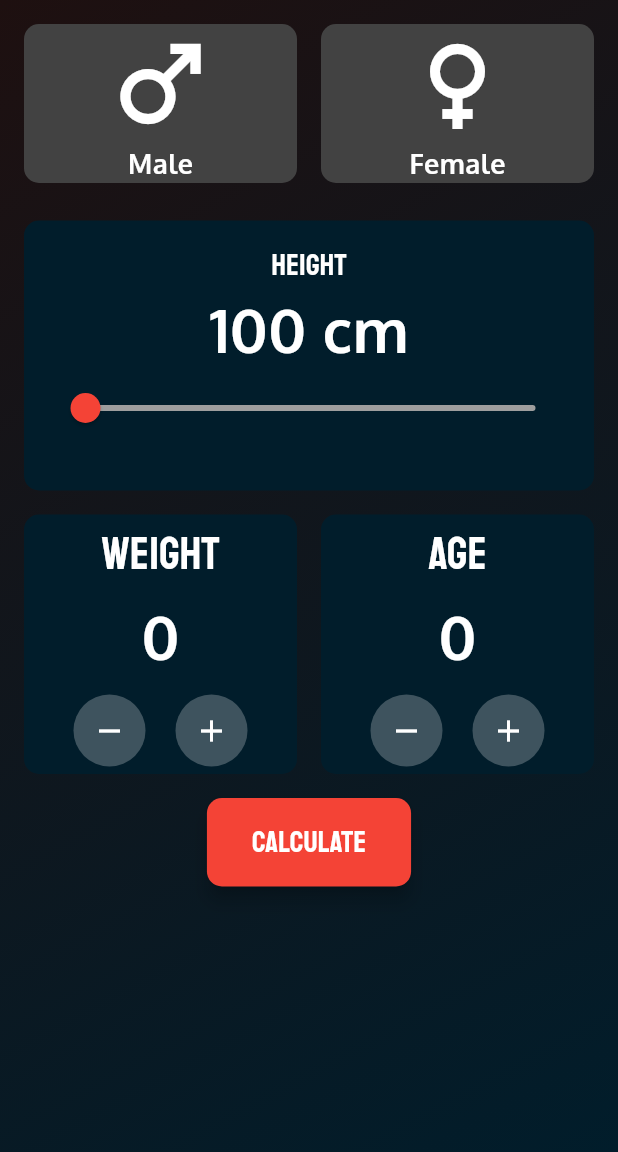
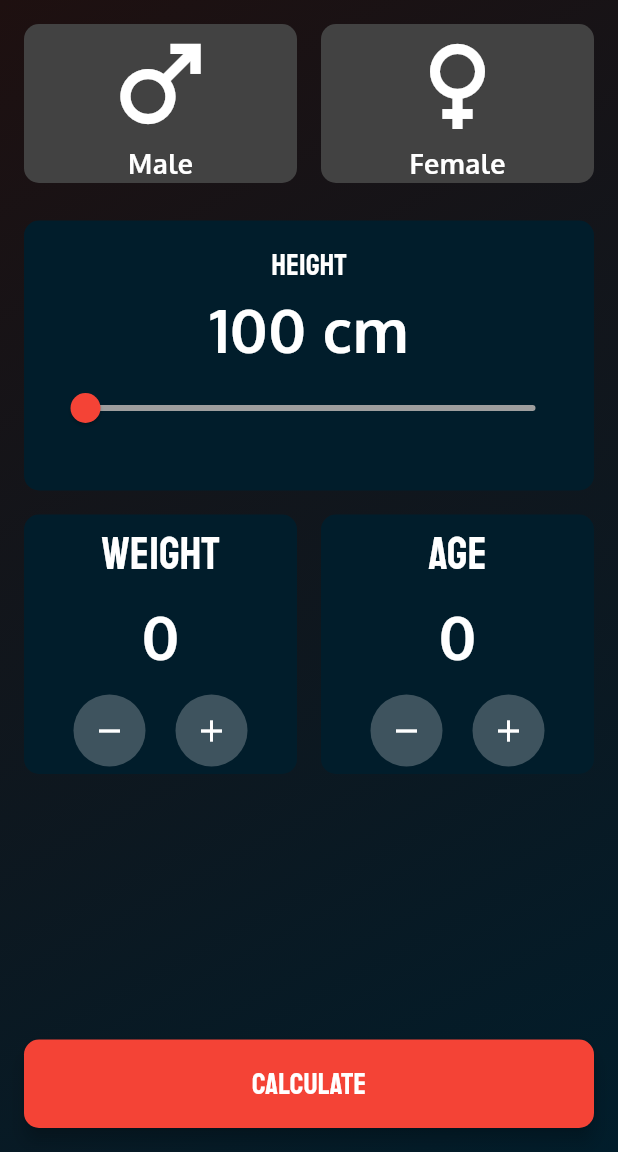
Before and after one commit to aryadimas99/proyek_dicodingbmi, a Flutter app: the screen it shows after launch, on a phone screen of 412 x 824 dp, the part 84-1236 px from its top. Run offline on Flutter 3.47's test engine with Material 3 defaults, Android fonts, the phone set to English and light mode, and no system bars.

Commit message:
update: fix BMI app icons and layout

```diff
--- a/lib/start_screen.dart
+++ b/lib/start_screen.dart
@@ -66,9 +66,13 @@ class _StartScreenState extends State<StartScreen> {
       body: GradientContainer(
         const Color.fromARGB(255, 30, 16, 16),
         primaryColor,
+        child: SafeArea(
           child: Padding(
             padding: const EdgeInsets.all(16.0),
-          child: Expanded(
+            child: Column(
+              children: [
+                // 👇 Bagian yang bisa discroll
+                Expanded(
                   child: SingleChildScrollView(
                     child: Column(
                       mainAxisAlignment: MainAxisAlignment.spaceAround,
@@ -80,11 +84,8 @@ class _StartScreenState extends State<StartScreen> {
                                 isSelected: isMaleSelected == true,
                                 icon: Icons.male,
                                 label: "Male",
-                          onTap: () {
-                            setState(() {
-                              isMaleSelected = true;
-                            });
-                          },
+                                onTap: () =>
+                                    setState(() => isMaleSelected = true),
                               ),
                             ),
                             const SizedBox(width: 16),
@@ -93,16 +94,15 @@ class _StartScreenState extends State<StartScreen> {
                                 isSelected: isMaleSelected == false,
                                 icon: Icons.female,
                                 label: "Female",
-                          onTap: () {
-                            setState(() {
-                              isMaleSelected = false;
-                            });
-                          },
+                                onTap: () =>
+                                    setState(() => isMaleSelected = false),
                               ),
                             ),
                           ],
                         ),
-                  const SizedBox(height: 25.0),
+                        const SizedBox(height: 25),
+
+                        // height card
                         Container(
                           height: 180,
                           decoration: BoxDecoration(
@@ -139,57 +139,53 @@ class _StartScreenState extends State<StartScreen> {
                                   thumbColor: Colors.red,
                                   activeColor: Colors.red,
                                   inactiveColor: inactiveColor,
-                            label: "${_currentHeight.toStringAsFixed(0)} cm",
-                            onChanged: (double newValue) {
-                              setState(() {
-                                _currentHeight = newValue;
-                              });
-                            },
-                          )
+                                  label:
+                                      "${_currentHeight.toStringAsFixed(0)} cm",
+                                  onChanged: (v) =>
+                                      setState(() => _currentHeight = v),
+                                ),
                               ],
                             ),
                           ),
                         ),
-                  const SizedBox(height: 16.0),
+
+                        const SizedBox(height: 16),
                         Row(
                           children: [
                             Expanded(
                               child: BodyCart(
                                 label: "Weight",
                                 value: _weight,
-                          onIncrement: () {
-                            setState(() {
-                              _weight++;
-                            });
-                          },
-                          onDecrement: () {
-                            setState(() {
+                                onIncrement: () => setState(() => _weight++),
+                                onDecrement: () => setState(() {
                                   if (_weight > 0) _weight--;
-                            });
-                          },
+                                }),
                               ),
                             ),
-                      const SizedBox(width: 16.0),
+                            const SizedBox(width: 16),
                             Expanded(
                               child: BodyCart(
                                 label: "Age",
                                 value: _age,
-                          onIncrement: () {
-                            setState(() {
-                              _age++;
-                            });
-                          },
-                          onDecrement: () {
-                            setState(() {
+                                onIncrement: () => setState(() => _age++),
+                                onDecrement: () => setState(() {
                                   if (_age > 0) _age--;
-                            });
-                          },
+                                }),
                               ),
                             ),
                           ],
                         ),
-                  const SizedBox(height: 16.0),
-                  ElevatedButton(
+                      ],
+                    ),
+                  ),
+                ),
+
+                const SizedBox(height: 16),
+
+                // 👇 Tombol fixed di bawah
+                SizedBox(
+                  width: double.infinity,
+                  child: ElevatedButton(
                     onPressed: _calculateBMI,
                     style: ElevatedButton.styleFrom(
                       backgroundColor: Colors.red,
@@ -199,15 +195,11 @@ class _StartScreenState extends State<StartScreen> {
                         borderRadius: BorderRadius.circular(10),
                       ),
                       padding: const EdgeInsets.symmetric(
-                        vertical: 15,
-                        horizontal: 30,
-                      ),
+                          vertical: 15, horizontal: 30),
                     ),
                     child: const Text(
                       "Calculate",
-                      style: TextStyle(
-                        fontFamily: 'Staatliches',
-                        fontSize: 20,
+                      style: TextStyle(fontFamily: 'Staatliches', fontSize: 20),
                     ),
                   ),
                 ),
@@ -216,7 +208,6 @@ class _StartScreenState extends State<StartScreen> {
           ),
         ),
       ),
-      ),
     );
   }
 }
```
Also changed, not shown: pubspec.lock, 17 other files. Lines whose indentation alone changed are shown as unchanged.
